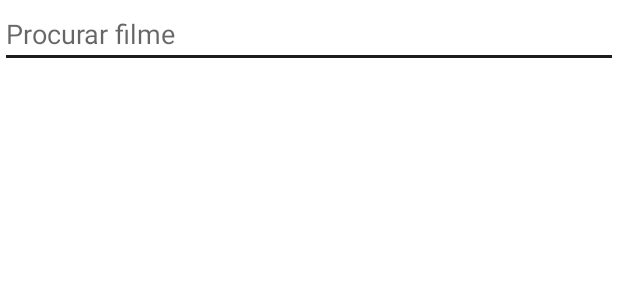
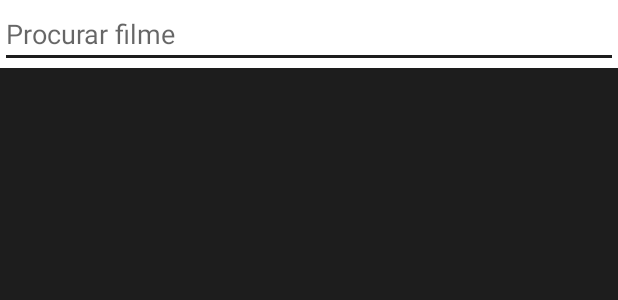
Before and after one commit to brunolumertz/ProejctF, an Android app: the layout fragment_pesquisa.xml on its own in the app's theme, with its tools: preview values and no code run, on a phone screen of 412 x 824 dp. Shown: the top 300 px of the screen. Run offline under Robolectric (Android 15) with nearby library versions, the phone set to English and light mode, and no system bars; network calls fail.

Commit message:
Pesquisa de filmes
Update dos botao para pesquiser filmes

```diff
--- a/app/src/main/res/layout/fragment_pesquisa.xml
+++ b/app/src/main/res/layout/fragment_pesquisa.xml
@@ -3,6 +3,7 @@
     xmlns:tools="http://schemas.android.com/tools"
     android:layout_width="match_parent"
     android:layout_height="match_parent"
+    android:id="@+id/fragment_pesquisa_container"
     xmlns:app="http://schemas.android.com/apk/res-auto"
     tools:context="lul.myapplication.ui.filme.PesquisaFragment">
 
@@ -19,6 +20,7 @@
     <androidx.recyclerview.widget.RecyclerView
         android:id="@+id/rv_pesquisa"
         android:layout_width="match_parent"
+        android:background="@color/pale_black"
         android:layout_height="0dp"
         android:paddingBottom="50dp"
         android:clipToPadding="false"
@@ -32,7 +34,7 @@
         android:layout_width="wrap_content"
         android:layout_height="wrap_content"
         android:visibility="invisible"
-        android:background="@android:color/transparent"
+        android:background="@color/white"
         app:layout_constraintBottom_toBottomOf="parent"
         app:layout_constraintEnd_toEndOf="parent"
         app:layout_constraintHorizontal_bias="0.5"
--- a/app/src/main/res/layout/pesquisa_item.xml
+++ b/app/src/main/res/layout/pesquisa_item.xml
@@ -16,7 +16,9 @@
         android:id="@+id/filme_poster"
         android:layout_width="300px"
         android:layout_height="150dp"
+        android:layout_marginBottom="30dp"
         android:scaleType="centerCrop"
+        app:layout_constraintBottom_toBottomOf="parent"
         app:layout_constraintEnd_toEndOf="parent"
         app:layout_constraintStart_toStartOf="parent"
         app:layout_constraintTop_toTopOf="parent"
@@ -26,7 +28,6 @@
         android:id="@+id/title_movie_search"
         android:layout_width="wrap_content"
         android:layout_height="wrap_content"
-        android:background="@color/pale_black"
         android:textAlignment="center"
         android:textColor="@color/white"
         android:textSize="8sp"
```
Also changed, not shown: app/src/main/java/lul/myapplication/ui/filme/PesquisaFragment.kt (+2 -5 lines).
